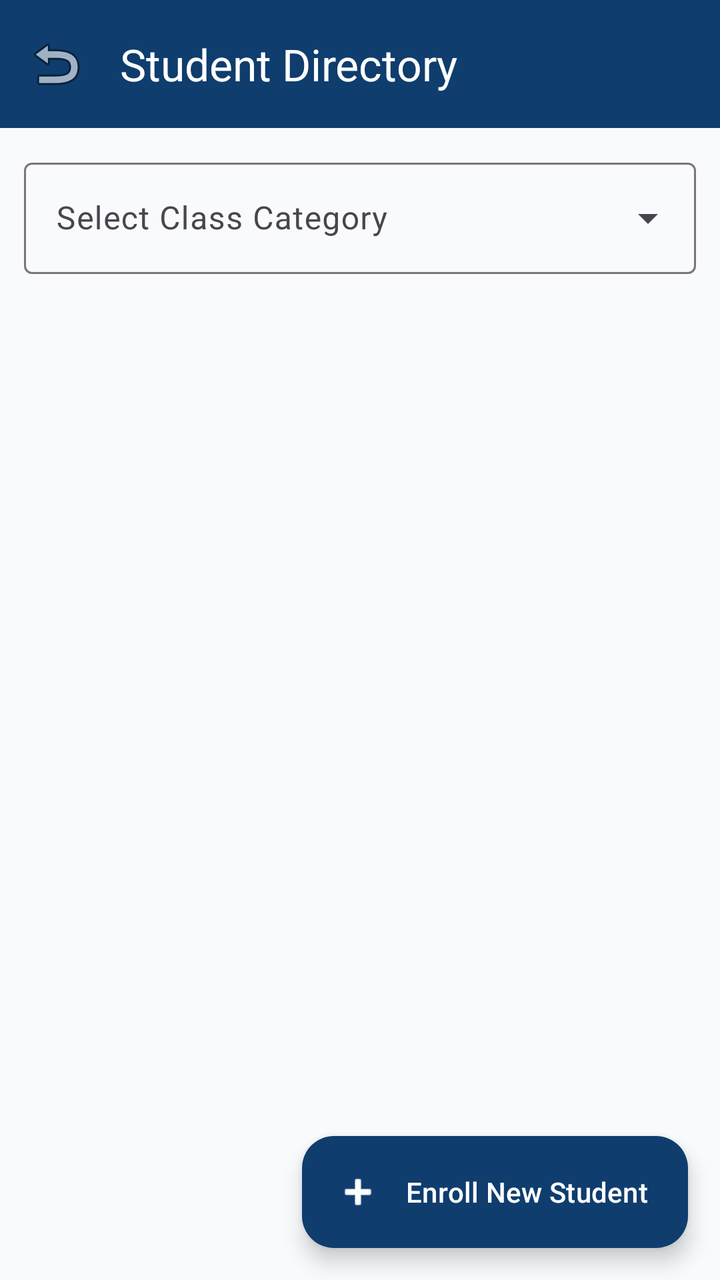
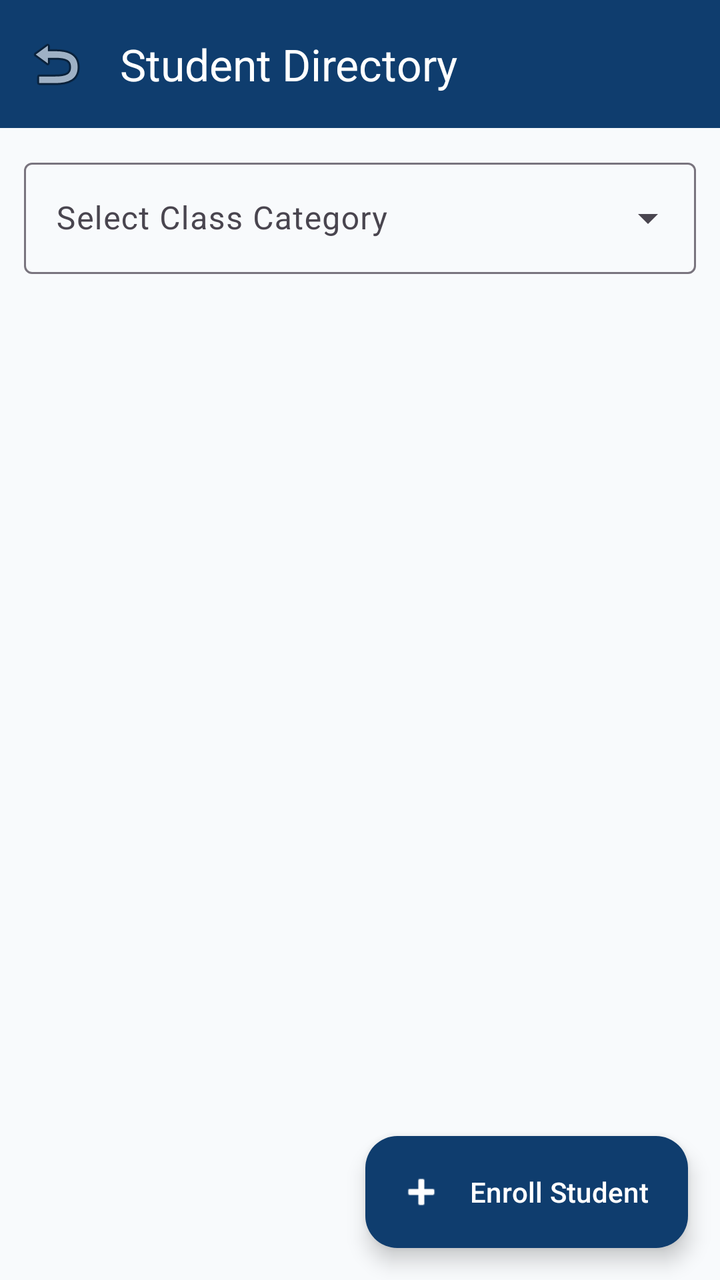

Two renders of the same Android screen: before a commit and after it. Below are the layout's source before the change and the commit's diff.
<!-- AndroidManifest.xml: application theme Theme.SchoolManager -->
<!-- res/layout/activity_student_management.xml -->
<?xml version="1.0" encoding="utf-8"?>
<androidx.coordinatorlayout.widget.CoordinatorLayout
    xmlns:android="http://schemas.android.com/apk/res/android"
    xmlns:app="http://schemas.android.com/apk/res-auto"
    android:layout_width="match_parent"
    android:layout_height="match_parent"
    android:background="#F8FAFC">

    <com.google.android.material.appbar.AppBarLayout
        android:layout_width="match_parent"
        android:layout_height="wrap_content">

        <com.google.android.material.appbar.MaterialToolbar
            android:id="@+id/toolbar"
            android:layout_width="match_parent"
            android:layout_height="?attr/actionBarSize"
            android:background="#0F3D6E"
            app:title="Student Directory"
            app:titleTextColor="@android:color/white"
            app:navigationIcon="@android:drawable/ic_menu_revert" />
    </com.google.android.material.appbar.AppBarLayout>

    <LinearLayout
        android:layout_width="match_parent"
        android:layout_height="match_parent"
        android:orientation="vertical"
        android:padding="12dp"
        app:layout_behavior="@string/appbar_scrolling_view_behavior">

        
        <com.google.android.material.textfield.TextInputLayout
            android:id="@+id/tilClassFilter"
            style="@style/Widget.Material3.TextInputLayout.OutlinedBox.ExposedDropdownMenu"
            android:layout_width="match_parent"
            android:layout_height="wrap_content"
            android:layout_marginBottom="8dp"
            android:hint="Select Class Category">

            <AutoCompleteTextView
                android:id="@+id/actvClassFilter"
                android:layout_width="match_parent"
                android:layout_height="wrap_content"
                android:inputType="none" />
        </com.google.android.material.textfield.TextInputLayout>

        <androidx.recyclerview.widget.RecyclerView
            android:id="@+id/rvStudents"
            android:layout_width="match_parent"
            android:layout_height="0dp"
            android:layout_weight="1" />

    </LinearLayout>

    <com.google.android.material.floatingactionbutton.ExtendedFloatingActionButton
        android:id="@+id/fabAddStudent"
        android:layout_width="wrap_content"
        android:layout_height="wrap_content"
        android:layout_gravity="bottom|end"
        android:layout_margin="16dp"
        android:text="Enroll New Student"
        android:textColor="@android:color/white"
        app:icon="@android:drawable/ic_input_add"
        app:iconTint="@android:color/white"
        app:backgroundTint="#0F3D6E" />

</androidx.coordinatorlayout.widget.CoordinatorLayout>
<!-- resources referenced by this layout -->
<resources>
  <style name="Theme.SchoolManager" parent="Theme.Material3.DayNight.NoActionBar">
          <item name="colorPrimary">#0F3D6E</item>
          <item name="colorOnPrimary">#FFFFFF</item>
          <item name="colorSecondary">#D97706</item>
          <item name="android:statusBarColor">#0F3D6E</item>
          <item name="android:windowLightStatusBar">false</item>
      </style>
</resources>

<!-- the commit's change to res/layout/activity_student_management.xml (unified diff, before → after) -->
@@ -27,7 +27,6 @@
         android:padding="12dp"
         app:layout_behavior="@string/appbar_scrolling_view_behavior">
 
-        
         <com.google.android.material.textfield.TextInputLayout
             android:id="@+id/tilClassFilter"
             style="@style/Widget.Material3.TextInputLayout.OutlinedBox.ExposedDropdownMenu"
@@ -57,7 +56,7 @@
         android:layout_height="wrap_content"
         android:layout_gravity="bottom|end"
         android:layout_margin="16dp"
-        android:text="Enroll New Student"
+        android:text="Enroll Student"
         android:textColor="@android:color/white"
         app:icon="@android:drawable/ic_input_add"
         app:iconTint="@android:color/white"
